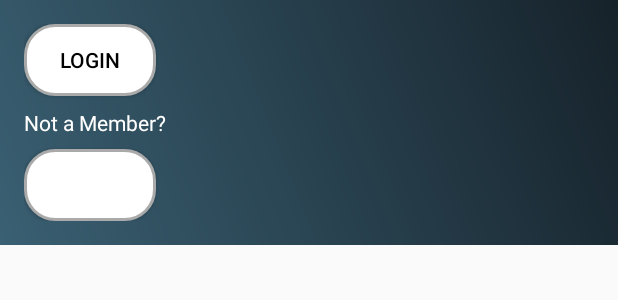
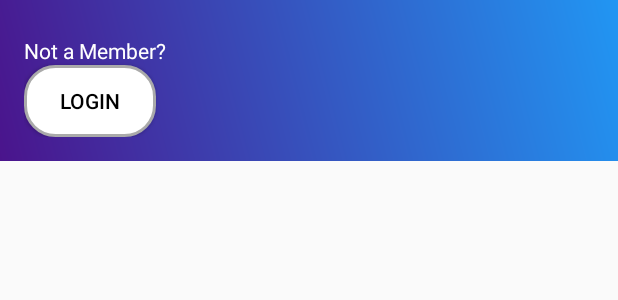
Before and after one commit to Zaeem-Raza/BCSF21M022_islam360, an Android app: the layout nav_header_main.xml on its own in the app's theme, with its tools: preview values and no code run, on a phone screen of 412 x 824 dp. Shown: the top 300 px of the screen. Run offline under Robolectric (Android 15) with nearby library versions, the phone set to English and light mode, and no system bars.

Commit message:
added navbar background

```diff
--- a/app/src/main/res/drawable/drawer_header_background.xml
+++ b/app/src/main/res/drawable/drawer_header_background.xml
@@ -4,8 +4,8 @@
         <shape android:shape="rectangle">
             <gradient
                 android:angle="45"
-                android:startColor="#3a6073"
-                android:endColor="#16222a"
+                android:startColor="#4a148c"
+                android:endColor="#2196f3"
                 android:type="linear" />
         </shape>
     </item>
--- a/app/src/main/res/layout/activity_home.xml
+++ b/app/src/main/res/layout/activity_home.xml
@@ -1,5 +1,6 @@
 <?xml version="1.0" encoding="utf-8"?>
-<androidx.drawerlayout.widget.DrawerLayout xmlns:android="http://schemas.android.com/apk/res/android"
+<androidx.drawerlayout.widget.DrawerLayout
+    xmlns:android="http://schemas.android.com/apk/res/android"
     xmlns:app="http://schemas.android.com/apk/res-auto"
     xmlns:tools="http://schemas.android.com/tools"
     android:id="@+id/drawer_layout"
@@ -34,7 +35,6 @@
             android:id="@+id/bottom_navigation"
             android:layout_width="match_parent"
             android:layout_height="wrap_content"
-            android:layout_gravity="bottom"
             android:background="?attr/colorPrimary"
             app:menu="@menu/bottom_nav_menu"
             app:itemIconTint="@color/black"
@@ -47,8 +47,9 @@
         android:id="@+id/nav_view"
         android:layout_width="wrap_content"
         android:layout_height="match_parent"
-        android:layout_gravity="start"
-        app:headerLayout="@layout/nav_header_main"
-        app:menu="@menu/drawer_menu" />
+        android:background="@drawable/background_gradient"
+    android:layout_gravity="start"
+    app:headerLayout="@layout/nav_header_main"
+    app:menu="@menu/drawer_menu" />
 
 </androidx.drawerlayout.widget.DrawerLayout>
--- a/app/src/main/res/layout/nav_header_main.xml
+++ b/app/src/main/res/layout/nav_header_main.xml
@@ -8,27 +8,19 @@
     android:background="@drawable/drawer_header_background"
     android:padding="16dp">
 
+    <TextView
+        android:layout_width="wrap_content"
+        android:layout_height="wrap_content"
+        android:paddingTop="8dp"
+        android:text="Not a Member?"
+        android:textColor="@android:color/white" />
+
     <Button
         android:id="@+id/login_button"
         android:layout_width="wrap_content"
         android:layout_height="wrap_content"
         android:background="@drawable/rounded_button"
         android:text="Login"
-        android:textColor="@android:color/black"/>
+        android:textColor="@android:color/black" />
 
-    <TextView
-        android:layout_width="wrap_content"
-        android:layout_height="wrap_content"
-        android:text="Not a Member?"
-        android:textColor="@android:color/white"
-        android:paddingTop="8dp"/>
-
-    <Button
-        android:id="@+id/subscribe_button"
-        android:layout_width="wrap_content"
-        android:layout_height="wrap_content"
-        android:background="@drawable/rounded_button"
-        android:text="Subscribe"
-        android:textColor="@android:color/white"
-        android:layout_marginTop="8dp"/>
 </LinearLayout>
```
